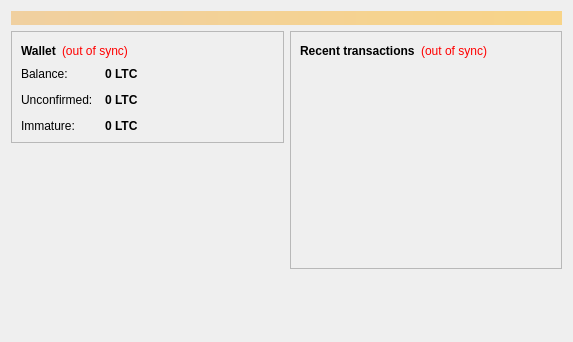
This is src/qt/forms/overviewpage.ui in proyecto-chaucha/chauchera-old as Qt 5 draws it before an edit. The edited form follows.
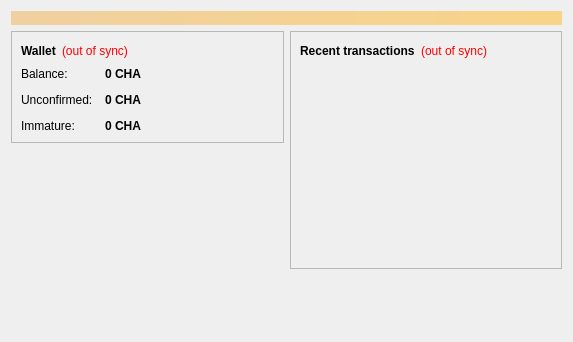
This is the edited form.

```diff
--- a/src/qt/forms/overviewpage.ui
+++ b/src/qt/forms/overviewpage.ui
@@ -122,7 +122,7 @@
                <string>Your current balance</string>
               </property>
               <property name="text">
-               <string notr="true">0 LTC</string>
+               <string notr="true">0 CHA</string>
               </property>
               <property name="textInteractionFlags">
                <set>Qt::LinksAccessibleByMouse|Qt::TextSelectableByKeyboard|Qt::TextSelectableByMouse</set>
@@ -151,7 +151,7 @@
                <string>Total of transactions that have yet to be confirmed, and do not yet count toward the current balance</string>
               </property>
               <property name="text">
-               <string notr="true">0 LTC</string>
+               <string notr="true">0 CHA</string>
               </property>
               <property name="textInteractionFlags">
                <set>Qt::LinksAccessibleByMouse|Qt::TextSelectableByKeyboard|Qt::TextSelectableByMouse</set>
@@ -177,7 +177,7 @@
                <string>Mined balance that has not yet matured</string>
               </property>
               <property name="text">
-               <string notr="true">0 LTC</string>
+               <string notr="true">0 CHA</string>
               </property>
               <property name="textInteractionFlags">
                <set>Qt::LinksAccessibleByMouse|Qt::TextSelectableByKeyboard|Qt::TextSelectableByMouse</set>
```
Left out of the diff: 4 changed lines with no effect on the pictures.
